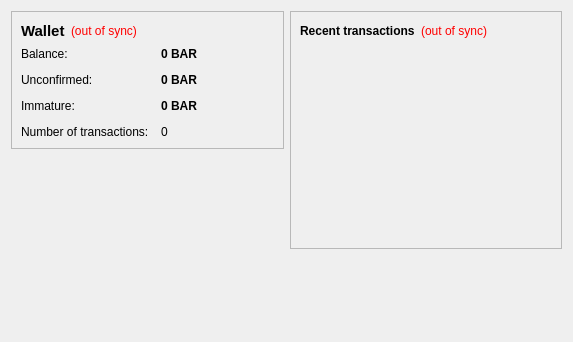
This is src/qt/forms/overviewpage.ui in JonoDev/Lootcoin as Qt 5 draws it before an edit. The edited form follows.
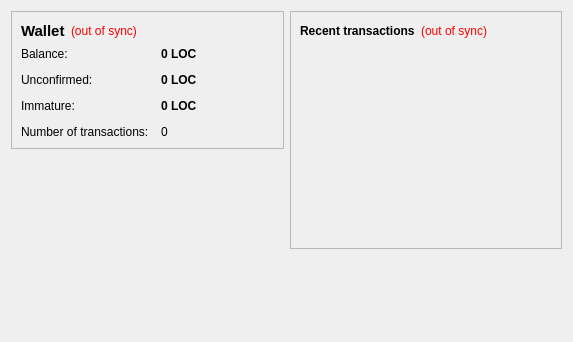
This is the edited form.

The edit to the form file:
```diff
--- a/src/qt/forms/overviewpage.ui
+++ b/src/qt/forms/overviewpage.ui
@@ -105,7 +105,7 @@
              <string>Your current balance</string>
             </property>
             <property name="text">
-             <string notr="true">0 BAR</string>
+             <string notr="true">0 LOC</string>
             </property>
             <property name="textInteractionFlags">
              <set>Qt::LinksAccessibleByMouse|Qt::TextSelectableByKeyboard|Qt::TextSelectableByMouse</set>
@@ -134,7 +134,7 @@
              <string>Total of transactions that have yet to be confirmed, and do not yet count toward the current balance</string>
             </property>
             <property name="text">
-             <string notr="true">0 BAR</string>
+             <string notr="true">0 LOC</string>
             </property>
             <property name="textInteractionFlags">
              <set>Qt::LinksAccessibleByMouse|Qt::TextSelectableByKeyboard|Qt::TextSelectableByMouse</set>
@@ -177,7 +177,7 @@
              <string>Mined balance that has not yet matured</string>
             </property>
             <property name="text">
-             <string notr="true">0 BAR</string>
+             <string notr="true">0 LOC</string>
             </property>
             <property name="textInteractionFlags">
              <set>Qt::LinksAccessibleByMouse|Qt::TextSelectableByKeyboard|Qt::TextSelectableByMouse</set>
```
Left out of the diff: 4 changed lines with no effect on the pictures.
